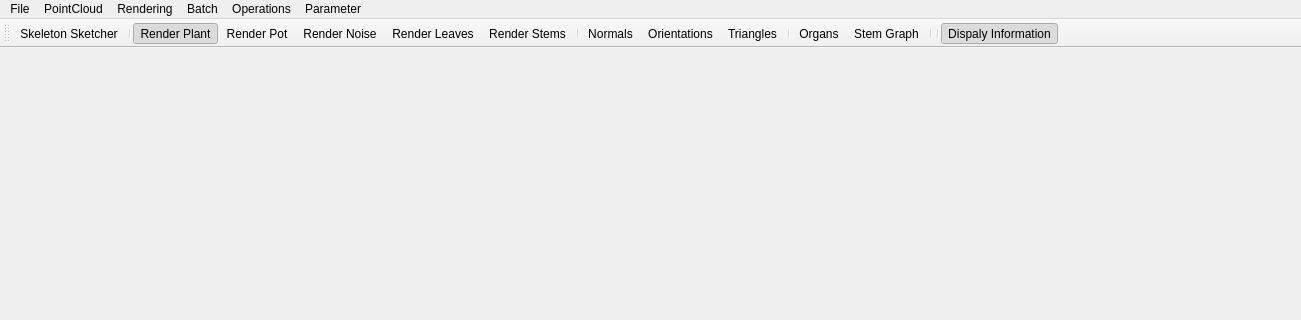
Before: the Qt Designer form planalyze/analyze/resources/main_window.ui in fanxiaochen/Planalyze, drawn with Qt 5; both pictures show x 0 to 1301 and y 0 to 320 of the 1301 by 739 pixel window.
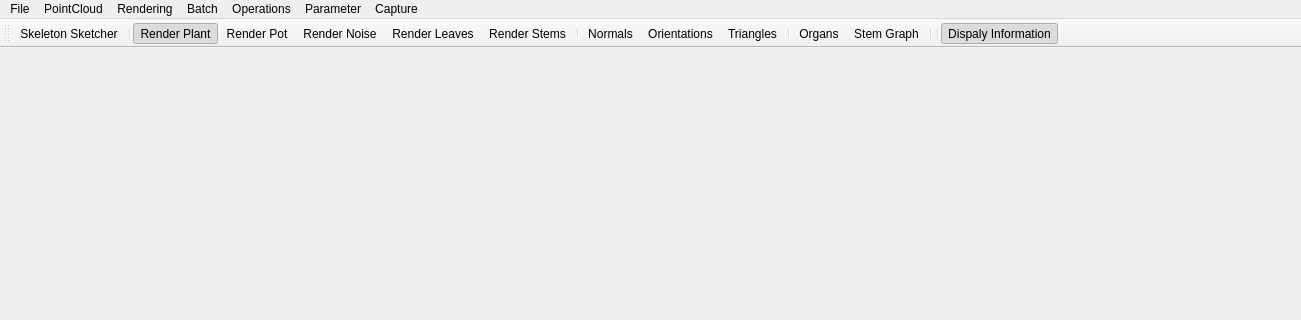
After: the same form once the commit is applied.

What changed in the file:
```diff
--- a/planalyze/analyze/resources/main_window.ui
+++ b/planalyze/analyze/resources/main_window.ui
@@ -148,12 +148,21 @@
     <addaction name="actionDecomposeStems"/>
     <addaction name="separator"/>
    </widget>
+   <widget class="QMenu" name="menuCapture">
+    <property name="title">
+     <string>Capture</string>
+    </property>
+    <addaction name="actionStartCapture"/>
+    <addaction name="actionStopCapture"/>
+    <addaction name="actionWaterPlant"/>
+   </widget>
    <addaction name="menuFile"/>
    <addaction name="menuPointCloud"/>
    <addaction name="menuView"/>
    <addaction name="menuBatch"/>
    <addaction name="menuGo_Back"/>
    <addaction name="menuParameter"/>
+   <addaction name="menuCapture"/>
   </widget>
   <widget class="QStatusBar" name="statusBar"/>
   <widget class="QToolBar" name="mainToolBar">
```
Left out of the diff: 15 changed lines with no effect on the pictures.
